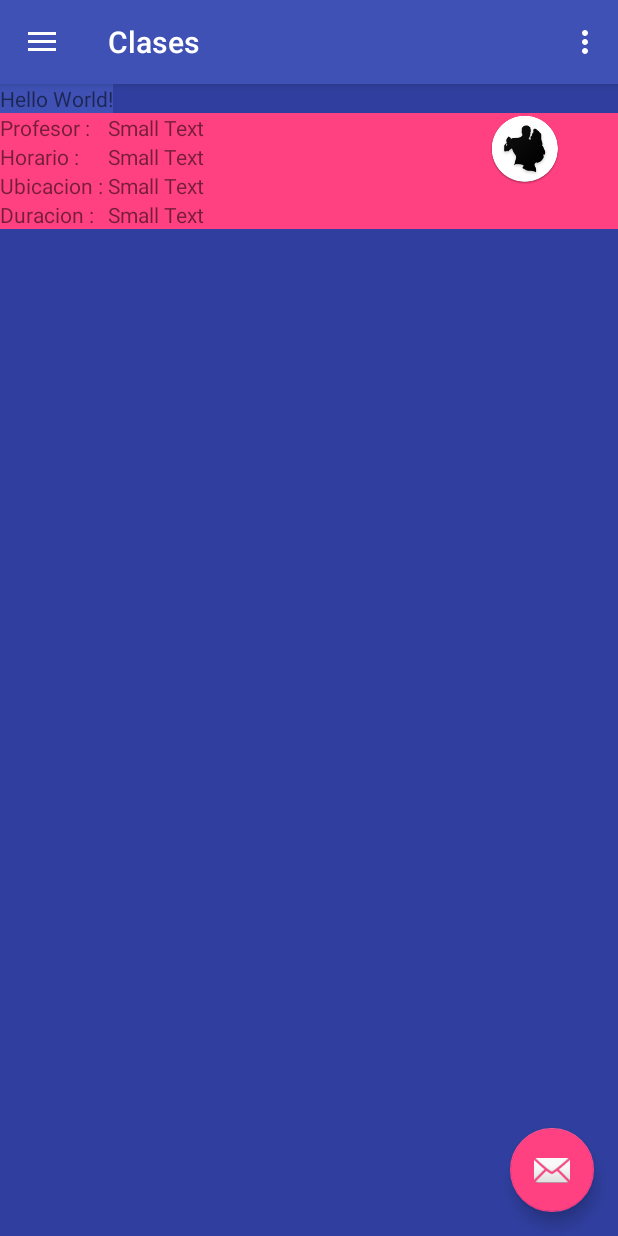
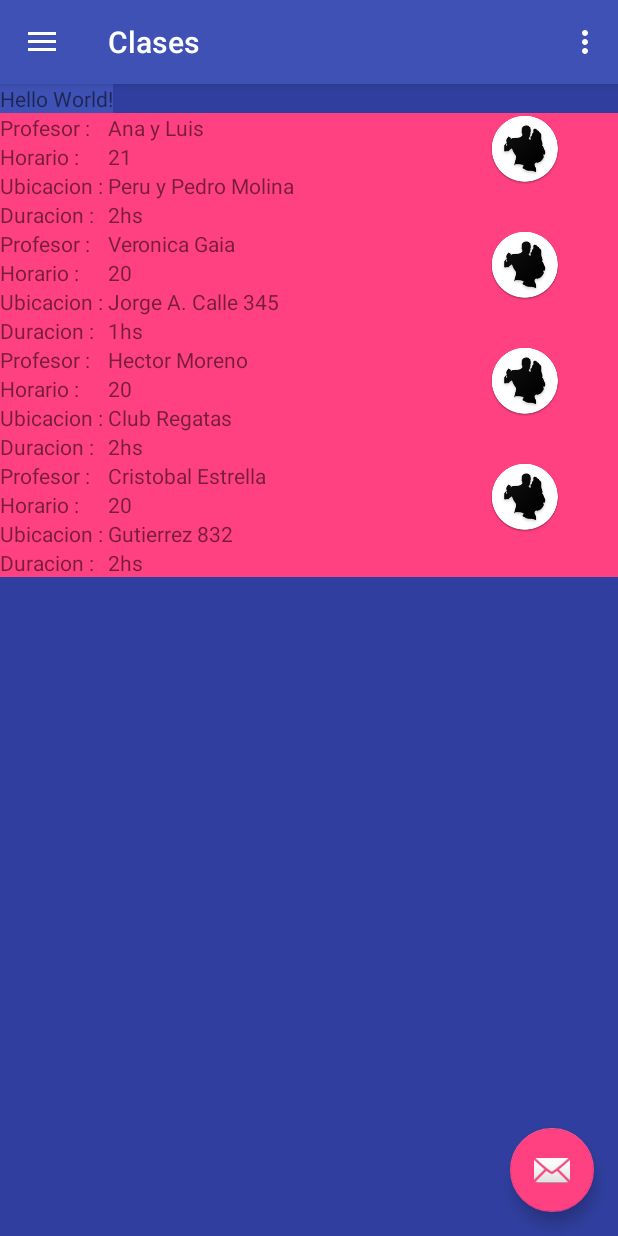
Before and after one commit to anissval/TangoMio, an Android app: the screen it shows after launch (MainActivity), after a tap on "Clases", on a phone screen of 412 x 824 dp. Run offline under Robolectric (Android 15) with nearby library versions, the phone set to English and light mode, and no system bars; 1 other tap on this screen came first.

Commit message:
fixing recycleView adapter

```diff
--- a/app/src/main/java/com/valdiviezo/anahi/tangomio/Clase.java
+++ b/app/src/main/java/com/valdiviezo/anahi/tangomio/Clase.java
@@ -4,8 +4,9 @@ package com.valdiviezo.anahi.tangomio;
  * Created by avaldiviezo on 1/30/17.
  */
 public class Clase {
-
-    public Clase(){}
+    private String horario;
+    private String ubicacion;
+    private String duracion;
 
     public Clase(String profesor, String horario, String ubicacion, String duracion) {
         this.profesor = profesor;
@@ -48,8 +49,6 @@ public class Clase {
         this.duracion = duracion;
     }
 
-    private String horario;
-    private String ubicacion;
-    private String duracion;
+
 
 }
--- a/app/src/main/java/com/valdiviezo/anahi/tangomio/FragmentClases.java
+++ b/app/src/main/java/com/valdiviezo/anahi/tangomio/FragmentClases.java
@@ -1,5 +1,6 @@
 package com.valdiviezo.anahi.tangomio;
 
+import android.app.ListActivity;
 import android.content.Context;
 import android.content.res.AssetManager;
 import android.net.Uri;
@@ -19,6 +20,8 @@ import java.io.IOException;
 import java.io.InputStream;
 import java.io.InputStreamReader;
 import java.lang.reflect.Type;
+import java.util.Arrays;
+import java.util.Collection;
 import java.util.List;
 
 
@@ -26,7 +29,7 @@ public class FragmentClases extends Fragment {
     private RecyclerView mRecyclerView;
     private LinearLayoutManager mLinearLayoutManager;
     private RecyclerAdapter mAdapter;
-
+    private List<Clase> dataClases;
 
     public FragmentClases() {
         // Required empty public constructor
@@ -40,14 +43,12 @@ public class FragmentClases extends Fragment {
         mRecyclerView = (RecyclerView)rootView.findViewById(R.id.recyclerViewClases);
         mLinearLayoutManager = new LinearLayoutManager(getContext());
         mRecyclerView.setLayoutManager(mLinearLayoutManager);
-        mAdapter = new RecyclerAdapter();
+        retrieveData();
+        //los datos se setean en el constructor del adapter
+        mAdapter = new RecyclerAdapter(dataClases);
+
         mRecyclerView.setAdapter(mAdapter);
 
-        try {
-            parseJsonData();
-        } catch (IOException e) {
-            e.printStackTrace();
-        }
         // Inflate the layout for this fragment
         return rootView;
     }
@@ -61,8 +62,15 @@ public class FragmentClases extends Fragment {
         Type listType = new TypeToken<List<Clase>>(){ }.getType();
 
         Gson gson = new Gson();
-        List<Clase> dataClases = gson.fromJson(reader, Clase.class);
+        dataClases = gson.fromJson(reader, listType);
     }
 
+    private void retrieveData(){
+        try {
+            parseJsonData();
+        } catch (IOException e) {
+            e.printStackTrace();
+        }
+    }
 
 }
--- a/app/src/main/java/com/valdiviezo/anahi/tangomio/RecyclerAdapter.java
+++ b/app/src/main/java/com/valdiviezo/anahi/tangomio/RecyclerAdapter.java
@@ -1,5 +1,6 @@
 package com.valdiviezo.anahi.tangomio;
 
+import android.content.res.AssetManager;
 import android.support.v7.widget.RecyclerView;
 import android.util.Log;
 import android.view.LayoutInflater;
@@ -7,11 +8,18 @@ import android.view.View;
 import android.view.ViewGroup;
 import android.widget.TextView;
 
+import java.util.List;
+
 /**
  * Created by avaldiviezo on 1/30/17.
  */
 public class RecyclerAdapter extends RecyclerView.Adapter<RecyclerAdapter.ClaseHolder>{
 
+    List<Clase> listaClases;
+
+    public RecyclerAdapter(List<Clase> list) {
+        listaClases = list;
+    }
 
     @Override
     public ClaseHolder onCreateViewHolder(ViewGroup parent, int viewType) {
@@ -22,16 +30,17 @@ public class RecyclerAdapter extends RecyclerView.Adapter<RecyclerAdapter.ClaseH
 
     @Override
     public void onBindViewHolder(ClaseHolder holder, int position) {
-
+        holder.profesor.setText(listaClases.get(position).getProfesor());
+        holder.horario.setText(listaClases.get(position).getHorario());
+        holder.ubicacion.setText(listaClases.get(position).getUbicacion());
+        holder.duracion.setText(listaClases.get(position).getDuracion());
     }
 
     //cantidad de items que va a mostrar en la lista, por default viene en cero y no mostraba nada.
     @Override
     public int getItemCount() {
-        return 1;
+        return listaClases.size();
     }
-
-
 
     public static class ClaseHolder extends RecyclerView.ViewHolder implements View.OnClickListener {
 
--- a/app/src/main/res/layout/template_clases.xml
+++ b/app/src/main/res/layout/template_clases.xml
@@ -1,7 +1,7 @@
 <?xml version="1.0" encoding="utf-8"?>
 <LinearLayout xmlns:android="http://schemas.android.com/apk/res/android"
     android:layout_width="match_parent"
-    android:layout_height="match_parent"
+    android:layout_height="wrap_content"
     android:orientation="horizontal"
     android:background="@color/colorAccent"
     android:weightSum="1">
@@ -53,19 +53,19 @@
             android:layout_width="wrap_content"
             android:layout_height="wrap_content"
             android:textAppearance="?android:attr/textAppearanceSmall"
-            android:text="Ubicacion : "
+            android:text="Small Text"
             android:id="@+id/clase_ubicacion"
             android:layout_row="2"
-            android:layout_column="0" />
+            android:layout_column="1" />
 
         <TextView
             android:layout_width="wrap_content"
             android:layout_height="wrap_content"
             android:textAppearance="?android:attr/textAppearanceSmall"
-            android:text="Small Text"
+            android:text="Ubicacion : "
             android:id="@+id/textView7"
             android:layout_row="2"
-            android:layout_column="1" />
+            android:layout_column="0" />
 
         <TextView
             android:layout_width="wrap_content"
```
Also changed, not shown: app/src/main/assets/clases.json (+26 -8 lines), app/src/main/java/com/valdiviezo/anahi/tangomio/MainActivity.java (+7 -0 lines), 1 other file.
